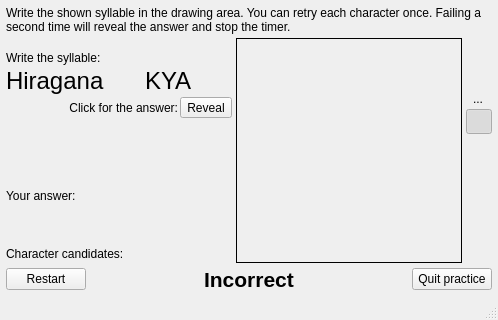
This is kanawritingpracticeform.ui in z1dev/zkanji as Qt 5 draws it before an edit. The edited form follows.
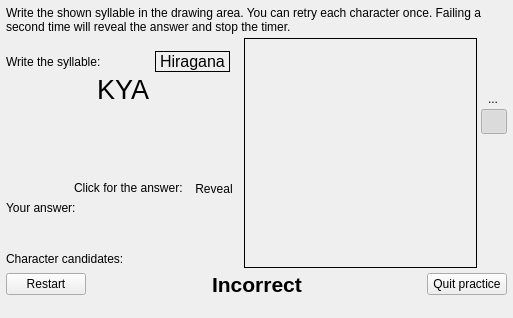
This is the edited form. The open tabs and pages were chosen to show the change. Icons and pictures are not drawn. Custom widgets are drawn as their Qt base class.

Diff of the .ui file:
```diff
--- a/kanawritingpracticeform.ui
+++ b/kanawritingpracticeform.ui
@@ -6,14 +6,26 @@
    <rect>
     <x>0</x>
     <y>0</y>
-    <width>498</width>
-    <height>320</height>
+    <width>513</width>
+    <height>318</height>
    </rect>
   </property>
+  <property name="sizePolicy">
+   <sizepolicy hsizetype="Fixed" vsizetype="Fixed">
+    <horstretch>0</horstretch>
+    <verstretch>0</verstretch>
+   </sizepolicy>
+  </property>
   <property name="windowTitle">
    <string>zkanji</string>
   </property>
   <widget class="QWidget" name="centralwidget">
+   <property name="sizePolicy">
+    <sizepolicy hsizetype="Fixed" vsizetype="Fixed">
+     <horstretch>0</horstretch>
+     <verstretch>0</verstretch>
+    </sizepolicy>
+   </property>
    <layout class="QVBoxLayout" name="verticalLayout_3">
     <property name="spacing">
      <number>4</number>
@@ -28,7 +40,7 @@
      <number>6</number>
     </property>
     <property name="bottomMargin">
-     <number>6</number>
+     <number>2</number>
     </property>
     <item>
      <widget class="QLabel" name="label">
@@ -43,7 +55,7 @@
     <item>
      <layout class="QHBoxLayout" name="horizontalLayout_7">
       <item>
-       <layout class="QVBoxLayout" name="verticalLayout">
+       <layout class="QVBoxLayout" name="verticalLayout" stretch="0,0,0,1,0,0,0,0,0">
         <property name="spacing">
          <number>2</number>
         </property>
@@ -64,37 +76,78 @@
          </spacer>
         </item>
         <item>
-         <widget class="QLabel" name="label_4">
-          <property name="text">
-           <string>Write the syllable:</string>
+         <layout class="QHBoxLayout" name="horizontalLayout_10">
+          <property name="spacing">
+           <number>0</number>
           </property>
-         </widget>
-        </item>
-        <item>
-         <layout class="QHBoxLayout" name="horizontalLayout">
+          <property name="rightMargin">
+           <number>10</number>
+          </property>
+          <item>
+           <widget class="QLabel" name="label_4">
+            <property name="sizePolicy">
+             <sizepolicy hsizetype="Fixed" vsizetype="Preferred">
+              <horstretch>0</horstretch>
+              <verstretch>0</verstretch>
+             </sizepolicy>
+            </property>
+            <property name="text">
+             <string>Write the syllable:</string>
+            </property>
+           </widget>
+          </item>
+          <item>
+           <spacer name="horizontalSpacer_2">
+            <property name="orientation">
+             <enum>Qt::Horizontal</enum>
+            </property>
+            <property name="sizeHint" stdset="0">
+             <size>
+              <width>5</width>
+              <height>5</height>
+             </size>
+            </property>
+           </spacer>
+          </item>
           <item>
            <widget class="QLabel" name="kanaLabel">
+            <property name="sizePolicy">
+             <sizepolicy hsizetype="Fixed" vsizetype="Fixed">
+              <horstretch>0</horstretch>
+              <verstretch>0</verstretch>
+             </sizepolicy>
+            </property>
             <property name="font">
              <font>
-              <pointsize>18</pointsize>
+              <pointsize>12</pointsize>
               <weight>50</weight>
               <bold>false</bold>
              </font>
             </property>
+            <property name="frameShape">
+             <enum>QFrame::Box</enum>
+            </property>
+            <property name="frameShadow">
+             <enum>QFrame::Plain</enum>
+            </property>
             <property name="text">
              <string>Hiragana</string>
             </property>
            </widget>
           </item>
+         </layout>
+        </item>
+        <item>
+         <layout class="QHBoxLayout" name="horizontalLayout">
           <item>
-           <spacer name="horizontalSpacer_4">
+           <spacer name="horizontalSpacer_3">
             <property name="orientation">
              <enum>Qt::Horizontal</enum>
             </property>
             <property name="sizeHint" stdset="0">
              <size>
-              <width>28</width>
-              <height>20</height>
+              <width>5</width>
+              <height>5</height>
              </size>
             </property>
            </spacer>
@@ -103,12 +156,15 @@
            <widget class="QLabel" name="questionLabel">
             <property name="font">
              <font>
-              <pointsize>18</pointsize>
+              <pointsize>20</pointsize>
              </font>
             </property>
             <property name="text">
              <string>KYA</string>
             </property>
+            <property name="alignment">
+             <set>Qt::AlignBottom|Qt::AlignLeading|Qt::AlignLeft</set>
+            </property>
            </widget>
           </item>
           <item>
@@ -118,24 +174,56 @@
             </property>
             <property name="sizeHint" stdset="0">
              <size>
-              <width>40</width>
-              <height>20</height>
+              <width>5</width>
+              <height>5</height>
              </size>
             </property>
            </spacer>
           </item>
          </layout>
         </item>
+        <item>
+         <spacer name="vSpacer">
+          <property name="orientation">
+           <enum>Qt::Vertical</enum>
+          </property>
+          <property name="sizeHint" stdset="0">
+           <size>
+            <width>5</width>
+            <height>5</height>
+           </size>
+          </property>
+         </spacer>
+        </item>
         <item>
          <layout class="QHBoxLayout" name="horizontalLayout_6">
+          <property name="spacing">
+           <number>5</number>
+          </property>
+          <item>
+           <spacer name="horizontalSpacer_4">
+            <property name="orientation">
+             <enum>Qt::Horizontal</enum>
+            </property>
+            <property name="sizeHint" stdset="0">
+             <size>
+              <width>40</width>
+              <height>20</height>
+             </size>
+            </property>
+           </spacer>
+          </item>
           <item>
            <widget class="QLabel" name="label_2">
+            <property name="sizePolicy">
+             <sizepolicy hsizetype="Fixed" vsizetype="Fixed">
+              <horstretch>0</horstretch>
+              <verstretch>0</verstretch>
+             </sizepolicy>
+            </property>
             <property name="text">
              <string>Click for the answer:</string>
             </property>
-            <property name="alignment">
-             <set>Qt::AlignRight|Qt::AlignTrailing|Qt::AlignVCenter</set>
-            </property>
            </widget>
           </item>
           <item>
@@ -154,27 +242,14 @@
              </size>
             </property>
             <property name="autoRaise">
-             <bool>false</bool>
+             <bool>true</bool>
             </property>
            </widget>
           </item>
          </layout>
         </item>
         <item>
-         <spacer name="verticalSpacer_2">
-          <property name="orientation">
-           <enum>Qt::Vertical</enum>
-          </property>
-          <property name="sizeHint" stdset="0">
-           <size>
-            <width>20</width>
-            <height>40</height>
-           </size>
-          </property>
-         </spacer>
-        </item>
-        <item>
-         <widget class="QLabel" name="label_3">
+         <widget class="QLabel" name="titleLabel">
           <property name="text">
            <string>Your answer:</string>
           </property>
@@ -199,7 +274,7 @@
            <widget class="QLabel" name="text1Label">
             <property name="font">
              <font>
-              <pointsize>26</pointsize>
+              <pointsize>22</pointsize>
              </font>
             </property>
             <property name="text">
@@ -211,7 +286,7 @@
            <widget class="QLabel" name="text2Label">
             <property name="font">
              <font>
-              <pointsize>26</pointsize>
+              <pointsize>22</pointsize>
              </font>
             </property>
             <property name="text">
@@ -223,7 +298,7 @@
            <widget class="QLabel" name="text3Label">
             <property name="font">
              <font>
-              <pointsize>26</pointsize>
+              <pointsize>22</pointsize>
              </font>
             </property>
             <property name="text">
@@ -319,12 +394,6 @@
                 <verstretch>0</verstretch>
                </sizepolicy>
               </property>
-              <property name="maximumSize">
-               <size>
-                <width>125</width>
-                <height>16777215</height>
-               </size>
-              </property>
              </widget>
             </item>
            </layout>
@@ -544,9 +613,19 @@
     </item>
    </layout>
   </widget>
-  <widget class="ZStatusBar" name="status"/>
+  <widget class="ZStatusBar" name="status">
+   <property name="sizeGripEnabled">
+    <bool>false</bool>
+   </property>
+  </widget>
  </widget>
  <customwidgets>
+  <customwidget>
+   <class>ZStatusBar</class>
+   <extends>QStatusBar</extends>
+   <header>zstatusbar.h</header>
+   <container>1</container>
+  </customwidget>
   <customwidget>
    <class>ZItemScroller</class>
    <extends>QWidget</extends>
@@ -565,14 +644,8 @@
    <header>zkanjidiagram.h</header>
    <container>1</container>
   </customwidget>
-    <customwidget>
-      <class>ZStatusBar</class>
-      <extends>QStatusBar</extends>
-      <header>zstatusbar.h</header>
-      <container>1</container>
-    </customwidget>
-  </customwidgets>
-  <resources>
+ </customwidgets>
+ <resources>
   <include location="Resources/resources.qrc"/>
  </resources>
  <connections/>
```
Left out of the diff: 2 changed lines with no effect on the pictures.
